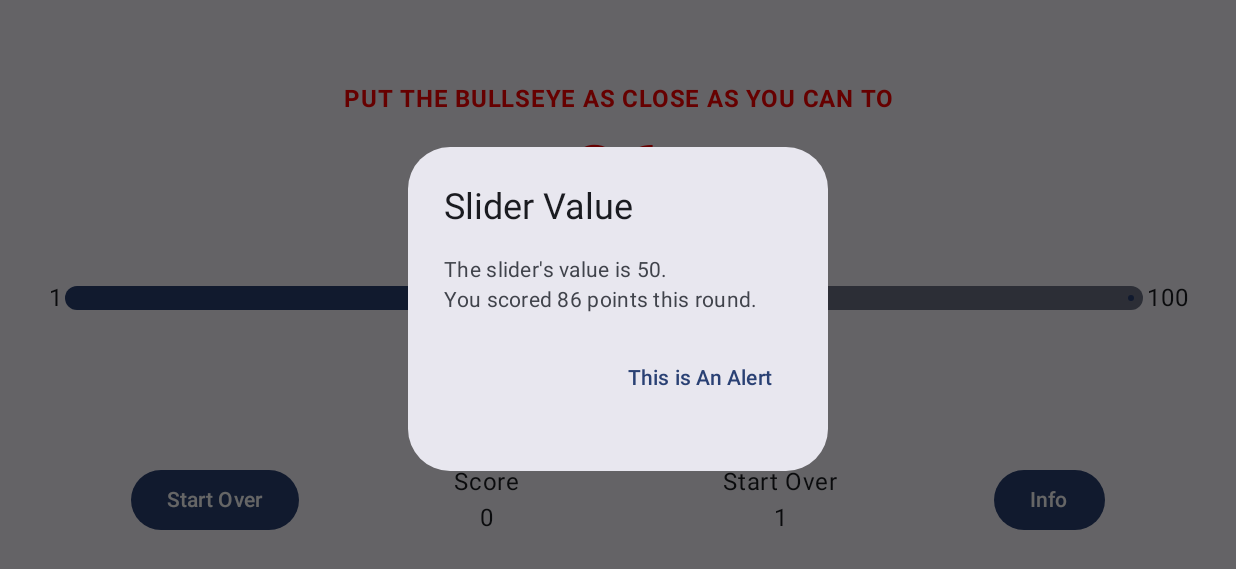
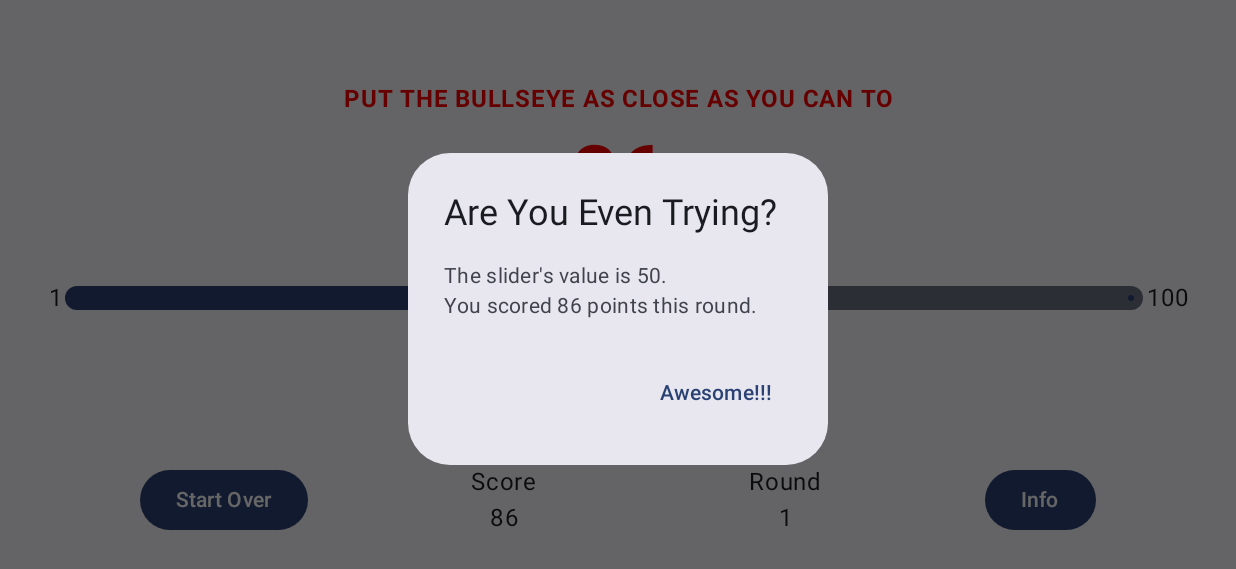
Before and after one commit to VolkPack/KoBullseye, an Android app built with Jetpack Compose: the screen it shows after launch (MainActivity), after a tap on "HIT ME", on a phone screen of 824 x 412 dp (held sideways). Shown: the top 569 px of the screen. Run offline under Robolectric (Android 15) with nearby library versions, the phone set to English and light mode, and no system bars.

Commit message:
Bonus Points, Alert Title, Round, Score

```diff
--- a/app/src/main/java/com/volks/kobullseye/components/GameDetail.kt
+++ b/app/src/main/java/com/volks/kobullseye/components/GameDetail.kt
@@ -15,18 +15,21 @@ import androidx.compose.ui.unit.dp
 import com.volks.kobullseye.R
 
 @Composable
-fun GameDetail(modifier: Modifier = Modifier) {
+fun GameDetail(
+    totalScore: Int = 0,
+    round: Int = 1,
+    modifier: Modifier = Modifier) {
     Row(
-        modifier=modifier,
         verticalAlignment = Alignment.CenterVertically,
-        horizontalArrangement = Arrangement.SpaceEvenly) {
+        horizontalArrangement = Arrangement.SpaceEvenly,
+        modifier=modifier) {
         Button(onClick = { /*TODO*/ }) {
             Text(text = stringResource(R.string.start_over) )
         }
         //Score Widget
-        GameInfo(label = stringResource(id = R.string.score_label), value = 0)
+        GameInfo(label = stringResource(id = R.string.score_label), value = totalScore)
         //Round Widget
-        GameInfo(label = stringResource(id = R.string.start_over), value = 1)
+        GameInfo(label = stringResource(id = R.string.current_round_label), value = round)
         Button(onClick = { /*TODO*/ }) {
             Text(text = stringResource(R.string.info) )
         }
--- a/app/src/main/java/com/volks/kobullseye/components/GamePrompt.kt
+++ b/app/src/main/java/com/volks/kobullseye/components/GamePrompt.kt
@@ -41,7 +41,6 @@ fun GamePrompt(
          * Target Value
          **/
         Text(
-
             text = stringResource(R.string.target_value_text, targetValue),
             //text = targetNumber.toString(),
             fontSize = 52.sp,
--- a/app/src/main/java/com/volks/kobullseye/components/ResultDialogue.kt
+++ b/app/src/main/java/com/volks/kobullseye/components/ResultDialogue.kt
@@ -10,7 +10,9 @@ import com.volks.kobullseye.R
 
 @Composable
 fun ResultDialog(
+    dialogTitle: Int,
     hideDialog: () -> Unit,
+    onRoundIncriment: () -> Unit,
     sliderValue: Int,
     points: Int,
     modifier: Modifier = Modifier
@@ -18,17 +20,19 @@ fun ResultDialog(
     AlertDialog(
         onDismissRequest = {
             hideDialog()
+            onRoundIncriment()
         },
         confirmButton = {
             TextButton(
                 onClick = {
                     hideDialog()
+                    onRoundIncriment()
                 }
             ) {
                 Text(stringResource(id = R.string.result_dialog_button_text))
             }
         },
-        title = { Text(stringResource(id = R.string.result_dialog_title)) },
+        title = { Text(stringResource(id = dialogTitle)) },
         text = { Text(stringResource(id = R.string.result_dialog_message, sliderValue, points )) }
        //text = { Text(text = "Slider Value is $sliderValue")}
     )
--- a/app/src/main/java/com/volks/kobullseye/screens/GameScreen.kt
+++ b/app/src/main/java/com/volks/kobullseye/screens/GameScreen.kt
@@ -47,13 +47,42 @@ fun GameScreen() {
     var sliderValue by rememberSaveable { mutableStateOf(0.5f) }
     var targetValue by rememberSaveable { mutableStateOf(Random.nextInt(100)) }
     val sliderToInt = (sliderValue * 100).toInt()
+    var totalScore by rememberSaveable { mutableStateOf(0)}
+    var currentRound by rememberSaveable { mutableStateOf(1)}
+
+    fun differenceAmmount() = abs(targetValue - sliderToInt)
 
     fun pointsForCurrentRound(): Int{
-        val difference = abs(targetValue - sliderToInt)
         val maxScore = 100
+        val difference = differenceAmmount()
+        var bonus = 0
+        if (difference == 0) {
+            bonus = 100
+        } else if (difference == 1) {
+            bonus = 50
+        }
+        return (maxScore - difference) + bonus
+    }
 
-        return maxScore - difference
+    fun alertTitle(): Int{
+
+        val title: Int = when {
+            differenceAmmount() == 0 -> {
+                R.string.alert_title_1
+            }
+            differenceAmmount() < 5 -> {
+                R.string.alert_title_2
+            }
+            differenceAmmount() <= 10 -> {
+                R.string.alert_title_3
+            }
+            else -> {
+                R.string.alert_title_4
+            }
+        }
+        return title
     }
+
 
     Column(
         horizontalAlignment = Alignment.CenterHorizontally,
@@ -76,8 +105,12 @@ fun GameScreen() {
                     sliderValue = value
                 }
             )
+            /**
+             * HitMe Button
+             */
             Button(onClick = {
                 alertIsVisible = true
+                totalScore += pointsForCurrentRound()
                 Log.i("Alert Visible?", alertIsVisible.toString())
                 Log.i("Current Number", targetValue.toString())
             }) {
@@ -88,15 +121,23 @@ fun GameScreen() {
                     fontFamily = FontFamily.Serif
                 )
             }
-            GameDetail(modifier = Modifier.fillMaxWidth())
+            GameDetail(
+                totalScore = totalScore,
+                round = currentRound,
+                modifier = Modifier.fillMaxWidth())
         }
         Spacer(modifier = Modifier.weight(0.5f))
 
         if (alertIsVisible) {
             ResultDialog(
+                dialogTitle = alertTitle(),
                 hideDialog = { alertIsVisible = false },
                 sliderValue = sliderToInt,
-                points = pointsForCurrentRound()
+                points = pointsForCurrentRound(),
+                onRoundIncriment = {
+                    currentRound += 1
+                    targetValue =  Random.nextInt(100)
+                }
             )
 
         }
--- a/app/src/main/res/values/strings.xml
+++ b/app/src/main/res/values/strings.xml
@@ -5,11 +5,15 @@
     <string name="max_slider_value">100</string>
     <string name="hit_me_button_text">HIT ME</string>
     <string name="target_value_text">%1$d</string>
-    <string name="result_dialog_button_text">This is An Alert\n</string>
-    <string name="result_dialog_title">Slider Value </string>
+    <string name="result_dialog_button_text">Awesome!!!</string>
+    <string name="result_dialog_title">BULL\'S EYE </string>
     <string name="result_dialog_message">The slider\'s value is %1$d.\nYou scored %2$d points this round.</string>
     <string name="start_over">Start Over</string>
     <string name="info">Info</string>
     <string name="score_label">Score</string>
     <string name="current_round_label">Round</string>
+    <string name="alert_title_1">Perfect</string>
+    <string name="alert_title_2">You Almost Had it!</string>
+    <string name="alert_title_3">Not Bad.</string>
+    <string name="alert_title_4">Are You Even Trying?</string>
 </resources>
```
